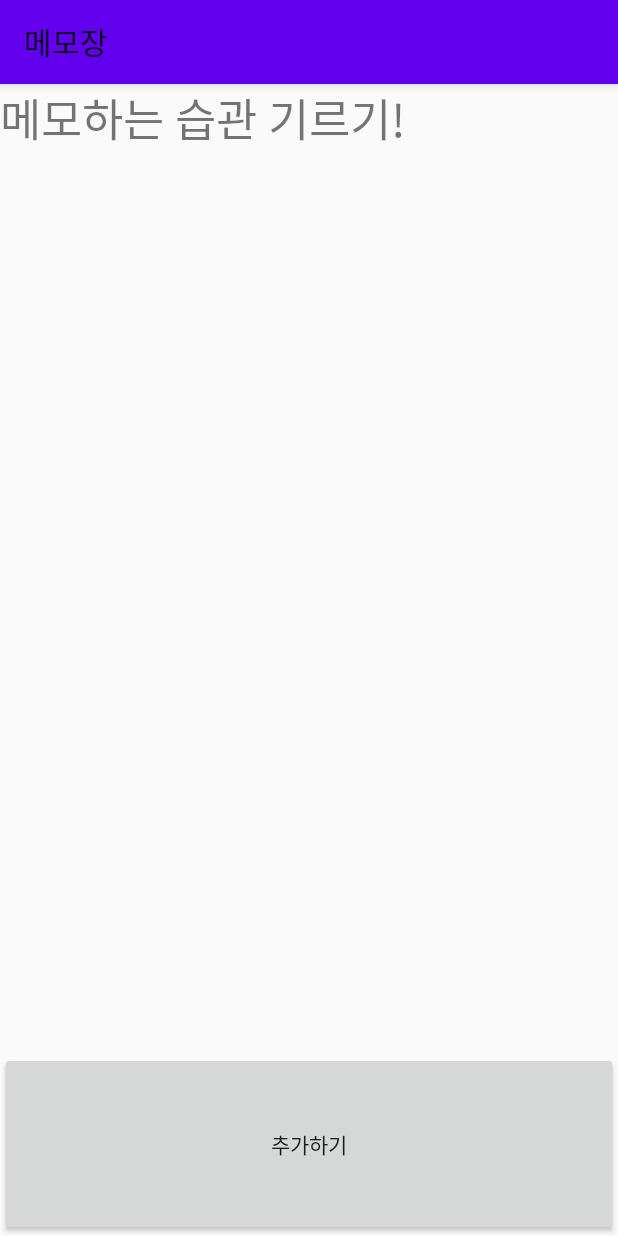
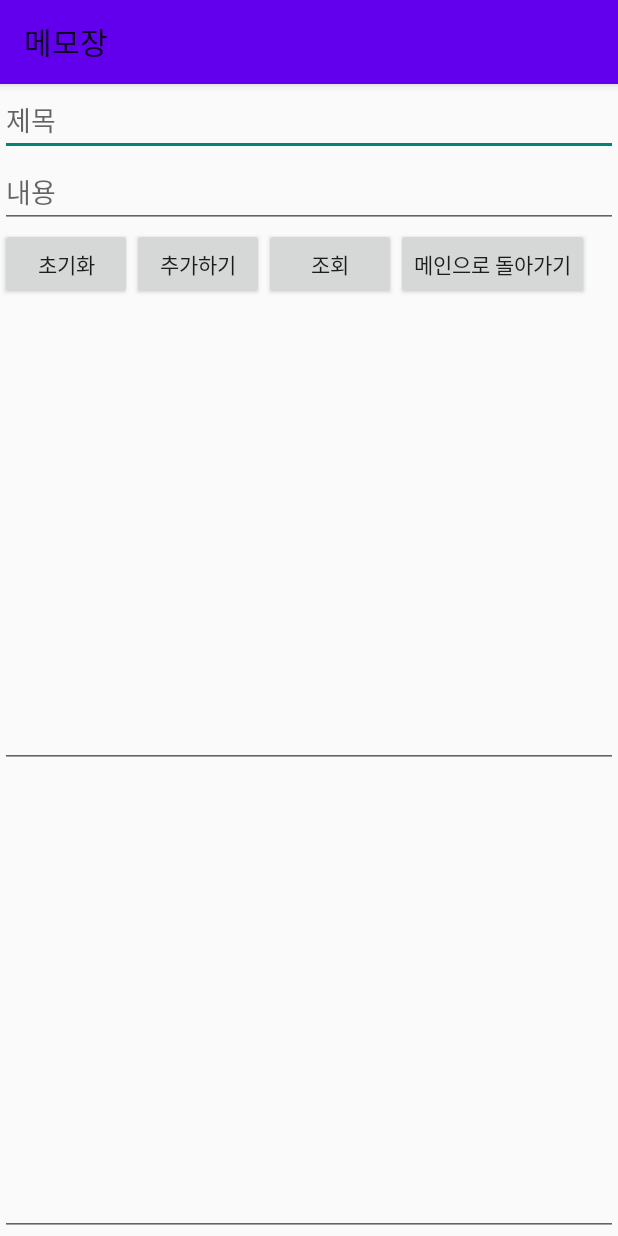
Before and after one commit to JiYeon0203/MyEveryday, an Android app: the screen it shows after launch (FourActivity), after a tap on "메모장", on a phone screen of 412 x 824 dp. Run offline under Robolectric (Android 15) with nearby library versions, the phone set to English and light mode, and no system bars.

Commit message:
06-10 update

```diff
--- a/app/src/main/java/com/baewha/myeveryday/FourActivity.java
+++ b/app/src/main/java/com/baewha/myeveryday/FourActivity.java
@@ -1,16 +1,109 @@
 package com.baewha.myeveryday;
 
+import android.content.Context;
+import android.content.Intent;
+import android.database.Cursor;
+import android.database.sqlite.SQLiteDatabase;
+import android.database.sqlite.SQLiteOpenHelper;
 import android.os.Bundle;
+import android.view.View;
+import android.widget.Button;
+import android.widget.EditText;
+import android.widget.Toast;
 
 import androidx.annotation.Nullable;
 import androidx.appcompat.app.AppCompatActivity;
 
 public class FourActivity extends AppCompatActivity {
+    myDBHelper myHelper;
+    EditText ettitle, etcontent, ettitleresult, etcontentresult;
+    Button btndelete, btnplus, btnback, btn;
+    SQLiteDatabase sqlDB;
+
     @Override
     protected void onCreate(@Nullable Bundle savedInstanceState) {
         super.onCreate(savedInstanceState);
         setContentView(R.layout.four);
         setTitle("메모장");
 
+        ettitle = findViewById(R.id.etTitle);
+        etcontent = findViewById(R.id.etContent);
+        etcontentresult = findViewById(R.id.edtContentResult);
+        ettitleresult = findViewById(R.id.edtTitleResult);
+        btndelete = findViewById(R.id.btnDelete);
+        btnplus = findViewById(R.id.btnPlus);
+        btn = findViewById(R.id.btn);
+        btnback = findViewById(R.id.btnBack);
+
+        myHelper = new myDBHelper(this);
+
+        btndelete.setOnClickListener(new View.OnClickListener() {
+            @Override
+            public void onClick(View view) {
+                sqlDB = myHelper.getWritableDatabase();
+                myHelper.onUpgrade(sqlDB, 1, 2);
+                sqlDB.close();
+            }
+        });
+
+        btnplus.setOnClickListener(new View.OnClickListener() {
+            @Override
+            public void onClick(View view) {
+                sqlDB = myHelper.getWritableDatabase();
+                sqlDB.execSQL("INSERT INTO groupTBL VALUES ( '" + ettitle.getText().toString() + "'," +
+                        etcontent.getText().toString() + ");");
+                sqlDB.close();
+                Toast.makeText(getApplicationContext(), "입력되었습니다.", Toast.LENGTH_SHORT).show();
+            }
+        });
+
+        btn.setOnClickListener(new View.OnClickListener() {
+            @Override
+            public void onClick(View view) {
+                sqlDB = myHelper.getWritableDatabase();
+                Cursor cursor;
+                cursor = sqlDB.rawQuery("SELECT * FROM groupTBL;", null);
+
+                String strtitle = "제목" + "\r\n" + "__________________" + "\r\n";
+                String strcontent = "내용" + "\r\n" + "__________________" + "\r\n";
+
+                while (cursor.moveToNext()) {
+                    strtitle += cursor.getString(0) + "\r\n";
+                    strcontent += cursor.getString(0) + "\r\n";
+                }
+
+                ettitleresult.setText(strtitle);
+                etcontentresult.setText(strcontent);
+
+                cursor.close();
+                sqlDB.close();
+            }
+        });
+
+        btnback.setOnClickListener(new View.OnClickListener() {
+            @Override
+            public void onClick(View view) {
+                Intent intent = new Intent(getApplicationContext(), MainActivity.class);
+                startActivity(intent);
+            }
+        });
+
+
     }
+    public class myDBHelper extends SQLiteOpenHelper{
+        public myDBHelper(Context context){
+            super(context, "groupDB", null, 1);
+        }
+        @Override
+        public void onCreate(SQLiteDatabase db) {
+            db.execSQL("CREATE TABLE groupTBL ( title char(20), content char(200));");
+        }
+        @Override
+        public void onUpgrade(SQLiteDatabase db, int oldVersion, int newVersion){
+            db.execSQL("DROP TABLE IF EXISTS groupTBL");
+            onCreate(db);
+        }
+
+    }
+
 }
--- a/app/src/main/java/com/baewha/myeveryday/MainActivity.java
+++ b/app/src/main/java/com/baewha/myeveryday/MainActivity.java
@@ -15,7 +15,7 @@ public class MainActivity extends AppCompatActivity {
     protected void onCreate(Bundle savedInstanceState) {
         super.onCreate(savedInstanceState);
         setContentView(R.layout.activity_main);
-        setTitle("건강검진 예약 어플");
+        setTitle("나의 하루");
 
         btn1 = findViewById(R.id.btn1);
         btn1.setOnClickListener(new View.OnClickListener() {
--- a/app/src/main/res/layout/four.xml
+++ b/app/src/main/res/layout/four.xml
@@ -3,30 +3,61 @@
     android:layout_width="match_parent"
     android:layout_height="match_parent"
     android:orientation="vertical">
-    <TextView
+
+    <EditText
+        android:id="@+id/etTitle"
         android:layout_width="match_parent"
         android:layout_height="wrap_content"
-        android:text="메모하는 습관 기르기!"
-        android:textSize="30dp">
-    </TextView>
-    <androidx.recyclerview.widget.RecyclerView
-        android:id="@+id/memo_rv"
+        android:hint="제목">
+    </EditText>
+    <EditText
+        android:id="@+id/etContent"
         android:layout_width="match_parent"
-        android:layout_height="600dp"
-        android:padding="10dp">
-    </androidx.recyclerview.widget.RecyclerView>
+        android:layout_height="wrap_content"
+        android:hint="내용">
+    </EditText>
+
+
+
     <LinearLayout
         android:layout_width="match_parent"
-        android:layout_height="match_parent"
-        android:layout_weight="1"
-        android:orientation="vertical">
+        android:layout_height="wrap_content">
         <Button
-            android:id="@+id/btn"
-            android:layout_width="match_parent"
+            android:id="@+id/btnDelete"
+            android:layout_width="wrap_content"
+            android:layout_height="match_parent"
+            android:text="초기화">
+        </Button>
+        <Button
+            android:id="@+id/btnPlus"
+            android:layout_width="wrap_content"
             android:layout_height="match_parent"
             android:text="추가하기">
         </Button>
+        <Button
+            android:id="@+id/btn"
+            android:layout_width="wrap_content"
+            android:layout_height="match_parent"
+            android:text="조회">
+        </Button>
+        <Button
+            android:id="@+id/btnBack"
+            android:layout_width="wrap_content"
+            android:layout_height="match_parent"
+            android:text="메인으로 돌아가기">
+        </Button>
     </LinearLayout>
-
+    <EditText
+        android:id="@+id/edtTitleResult"
+        android:layout_width="match_parent"
+        android:layout_height="match_parent"
+        android:layout_weight="1">
+    </EditText>
+    <EditText
+        android:id="@+id/edtContentResult"
+        android:layout_width="match_parent"
+        android:layout_height="match_parent"
+        android:layout_weight="1">
+    </EditText>
 
 </LinearLayout>
```
